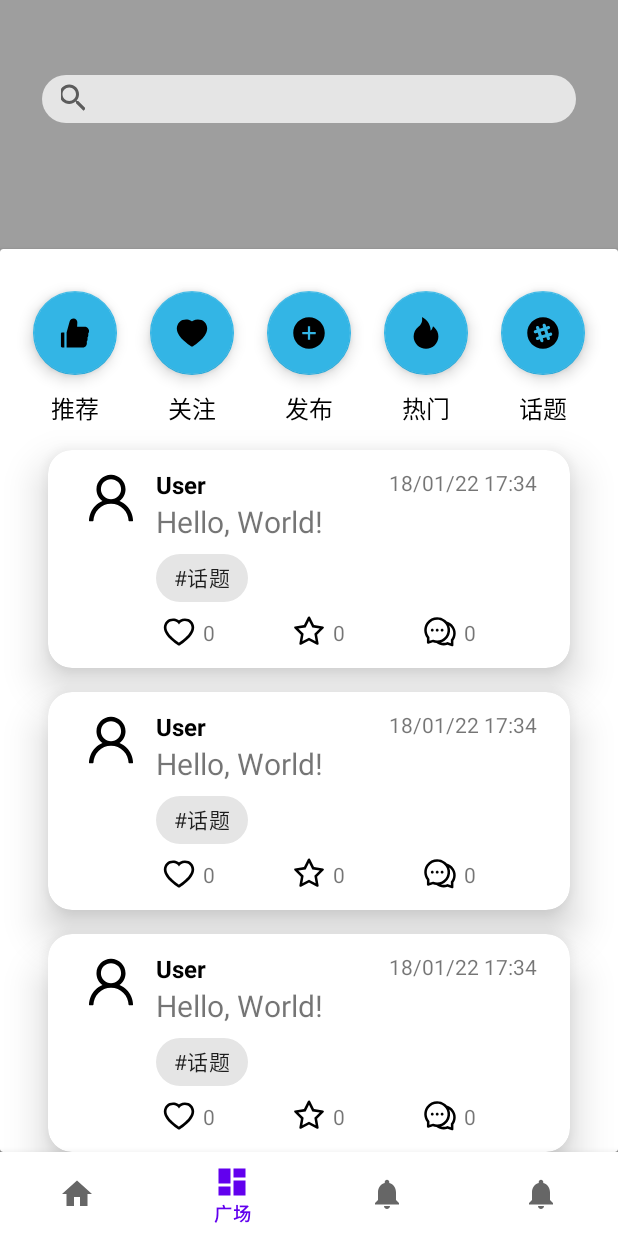
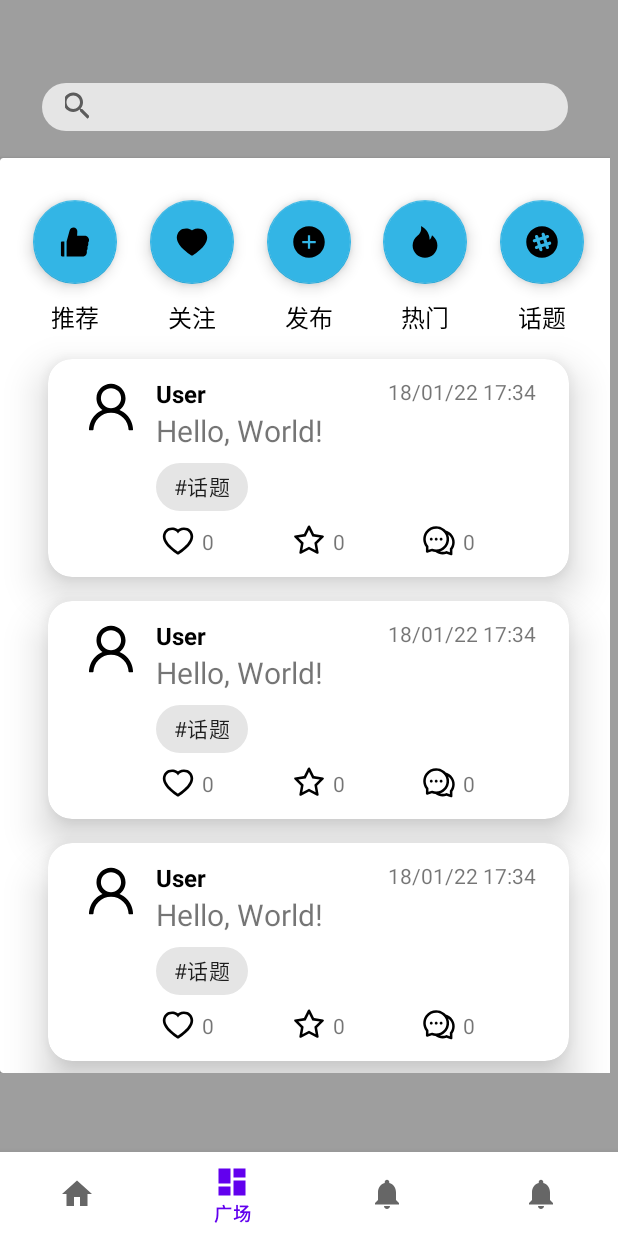
Before and after one commit to 1vyyyyyy/BreakIce, an Android app: the DashboardFragment screen opened through its navigation route, on a phone screen of 412 x 824 dp. Run offline under Robolectric (Android 15) with nearby library versions, the phone set to English and light mode, and no system bars; our stand-ins replace navigation-ui.

Commit message:
2022.8.21 Add scrollview on guangchang

```diff
--- a/app/src/main/res/layout/fragment_dashboard.xml
+++ b/app/src/main/res/layout/fragment_dashboard.xml
@@ -1,5 +1,5 @@
 <?xml version="1.0" encoding="utf-8"?>
-<androidx.constraintlayout.widget.ConstraintLayout xmlns:android="http://schemas.android.com/apk/res/android"
+<ScrollView xmlns:android="http://schemas.android.com/apk/res/android"
     xmlns:app="http://schemas.android.com/apk/res-auto"
     xmlns:tools="http://schemas.android.com/tools"
     android:layout_width="match_parent"
@@ -7,19 +7,52 @@
     android:background="@color/gray"
     tools:context=".ui.dashboard.DashboardFragment">
 
-    <androidx.cardview.widget.CardView
-        android:id="@+id/cardView"
+    <ScrollView
+        android:layout_width="match_parent"
+        android:layout_height="844dp"
+        android:layout_marginEnd="5dp">
+
+        <LinearLayout
             android:layout_width="match_parent"
             android:layout_height="wrap_content"
-        app:layout_constraintBottom_toBottomOf="parent"
-        app:layout_constraintEnd_toEndOf="parent"
-        app:layout_constraintStart_toStartOf="parent"
-        app:layout_constraintTop_toBottomOf="@+id/searchView"
-        app:layout_constraintVertical_bias="1.0">
+            android:orientation="vertical">
 
             <androidx.constraintlayout.widget.ConstraintLayout
                 android:layout_width="match_parent"
                 android:layout_height="match_parent">
+
+                <com.google.android.material.chip.Chip
+                    android:id="@+id/chip4"
+                    android:layout_width="match_parent"
+                    android:layout_height="wrap_content"
+                    android:layout_marginHorizontal="16dp"
+                    app:layout_constraintBottom_toBottomOf="parent"
+                    app:layout_constraintEnd_toEndOf="parent"
+                    app:layout_constraintStart_toStartOf="parent"
+                    app:layout_constraintTop_toTopOf="parent"
+                    app:layout_constraintVertical_bias="0.071" />
+
+                <SearchView
+                    android:id="@+id/searchView"
+                    android:layout_width="16dp"
+                    android:layout_height="22dp"
+                    android:layout_marginTop="12dp"
+                    app:layout_constraintEnd_toEndOf="@+id/chip4"
+                    app:layout_constraintHorizontal_bias="0.077"
+                    app:layout_constraintStart_toStartOf="@+id/chip4"
+                    app:layout_constraintTop_toTopOf="@+id/chip4" />
+
+                <androidx.cardview.widget.CardView
+                    android:id="@+id/cardView"
+                    android:layout_width="411dp"
+                    android:layout_height="610dp"
+                    android:layout_marginTop="10dp"
+                    app:layout_constraintBottom_toBottomOf="parent"
+                    app:layout_constraintTop_toBottomOf="@+id/chip4">
+
+                    <androidx.constraintlayout.widget.ConstraintLayout
+                        android:layout_width="match_parent"
+                        android:layout_height="718dp">
 
                         <TextView
                             android:id="@+id/textView"
@@ -29,8 +62,8 @@
                             android:text="推荐"
                             android:textColor="@color/black"
                             android:textSize="16sp"
+                            app:layout_constraintEnd_toEndOf="@id/floatingActionButton7"
                             app:layout_constraintStart_toStartOf="@id/floatingActionButton7"
-                app:layout_constraintEnd_toEndOf="@id/floatingActionButton7"
                             app:layout_constraintTop_toBottomOf="@+id/floatingActionButton7" />
 
                         <TextView
@@ -40,8 +73,8 @@
                             android:text="关注"
                             android:textColor="@color/black"
                             android:textSize="16sp"
+                            app:layout_constraintEnd_toEndOf="@id/floatingActionButton8"
                             app:layout_constraintStart_toStartOf="@id/floatingActionButton8"
-                app:layout_constraintEnd_toEndOf="@id/floatingActionButton8"
                             app:layout_constraintTop_toTopOf="@id/textView" />
 
                         <TextView
@@ -51,8 +84,8 @@
                             android:text="发布"
                             android:textColor="@color/black"
                             android:textSize="16sp"
+                            app:layout_constraintEnd_toEndOf="@id/floatingActionButton9"
                             app:layout_constraintStart_toStartOf="@id/floatingActionButton9"
-                app:layout_constraintEnd_toEndOf="@id/floatingActionButton9"
                             app:layout_constraintTop_toTopOf="@id/textView2" />
 
                         <TextView
@@ -62,8 +95,8 @@
                             android:text="热门"
                             android:textColor="@color/black"
                             android:textSize="16sp"
+                            app:layout_constraintEnd_toEndOf="@id/floatingActionButton10"
                             app:layout_constraintStart_toStartOf="@id/floatingActionButton10"
-                app:layout_constraintEnd_toEndOf="@id/floatingActionButton10"
                             app:layout_constraintTop_toTopOf="@id/textView3" />
 
                         <TextView
@@ -73,8 +106,8 @@
                             android:text="话题"
                             android:textColor="@color/black"
                             android:textSize="16sp"
+                            app:layout_constraintEnd_toEndOf="@id/floatingActionButton11"
                             app:layout_constraintStart_toStartOf="@id/floatingActionButton11"
-                app:layout_constraintEnd_toEndOf="@id/floatingActionButton11"
                             app:layout_constraintTop_toTopOf="@id/textView4" />
 
                         <com.google.android.material.floatingactionbutton.FloatingActionButton
@@ -118,8 +151,8 @@
                             android:clickable="true"
                             android:src="@drawable/ic_fire_black_24dp"
                             app:backgroundTint="@android:color/holo_blue_light"
+                            app:layout_constraintEnd_toStartOf="@id/floatingActionButton11"
                             app:layout_constraintStart_toEndOf="@+id/floatingActionButton9"
-                app:layout_constraintEnd_toStartOf="@id/floatingActionButton11"
                             app:layout_constraintTop_toTopOf="@id/floatingActionButton9" />
 
                         <com.google.android.material.floatingactionbutton.FloatingActionButton
@@ -136,10 +169,10 @@
                         <include
                             android:id="@+id/include2"
                             layout="@layout/card_message"
+                            android:layout_width="match_parent"
                             android:layout_height="wrap_content"
-                android:layout_width="match_parent"
+                            android:layout_marginHorizontal="32dp"
                             android:layout_marginTop="16dp"
-                android:layout_marginHorizontal="32dp"
                             app:layout_constraintEnd_toEndOf="parent"
                             app:layout_constraintStart_toStartOf="parent"
                             app:layout_constraintTop_toBottomOf="@+id/textView" />
@@ -147,20 +180,20 @@
                         <include
                             android:id="@+id/include3"
                             layout="@layout/card_message"
+                            android:layout_width="match_parent"
                             android:layout_height="wrap_content"
-                android:layout_width="match_parent"
+                            android:layout_marginHorizontal="32dp"
                             android:layout_marginTop="16dp"
-                android:layout_marginHorizontal="32dp"
                             app:layout_constraintEnd_toEndOf="parent"
                             app:layout_constraintStart_toStartOf="parent"
                             app:layout_constraintTop_toBottomOf="@+id/include2" />
 
                         <include
                             layout="@layout/card_message"
+                            android:layout_width="match_parent"
                             android:layout_height="wrap_content"
-                android:layout_width="match_parent"
+                            android:layout_marginHorizontal="32dp"
                             android:layout_marginTop="16dp"
-                android:layout_marginHorizontal="32dp"
                             app:layout_constraintEnd_toEndOf="parent"
                             app:layout_constraintStart_toStartOf="parent"
                             app:layout_constraintTop_toBottomOf="@+id/include3" />
@@ -168,27 +201,9 @@
                     </androidx.constraintlayout.widget.ConstraintLayout>
 
                 </androidx.cardview.widget.CardView>
+            </androidx.constraintlayout.widget.ConstraintLayout>
 
-    <com.google.android.material.chip.Chip
-        android:id="@+id/chip4"
-        android:layout_width="match_parent"
-        android:layout_height="wrap_content"
-        android:layout_marginHorizontal="16dp"
-        android:layout_marginTop="42dp"
-        android:layout_marginBottom="31dp"
-        app:layout_constraintBottom_toTopOf="@+id/cardView"
-        app:layout_constraintStart_toStartOf="parent"
-        app:layout_constraintTop_toTopOf="parent"
-        app:layout_constraintVertical_bias="0.0" />
+        </LinearLayout>
+    </ScrollView>
 
-    <SearchView
-        android:id="@+id/searchView"
-        android:layout_width="16dp"
-        android:layout_height="22dp"
-        android:layout_marginTop="54dp"
-        app:layout_constraintEnd_toEndOf="@+id/chip4"
-        app:layout_constraintHorizontal_bias="0.067"
-        app:layout_constraintStart_toStartOf="@+id/chip4"
-        app:layout_constraintTop_toTopOf="parent" />
-
-</androidx.constraintlayout.widget.ConstraintLayout>
+</ScrollView>
```
Lines whose indentation alone changed are shown as unchanged.
